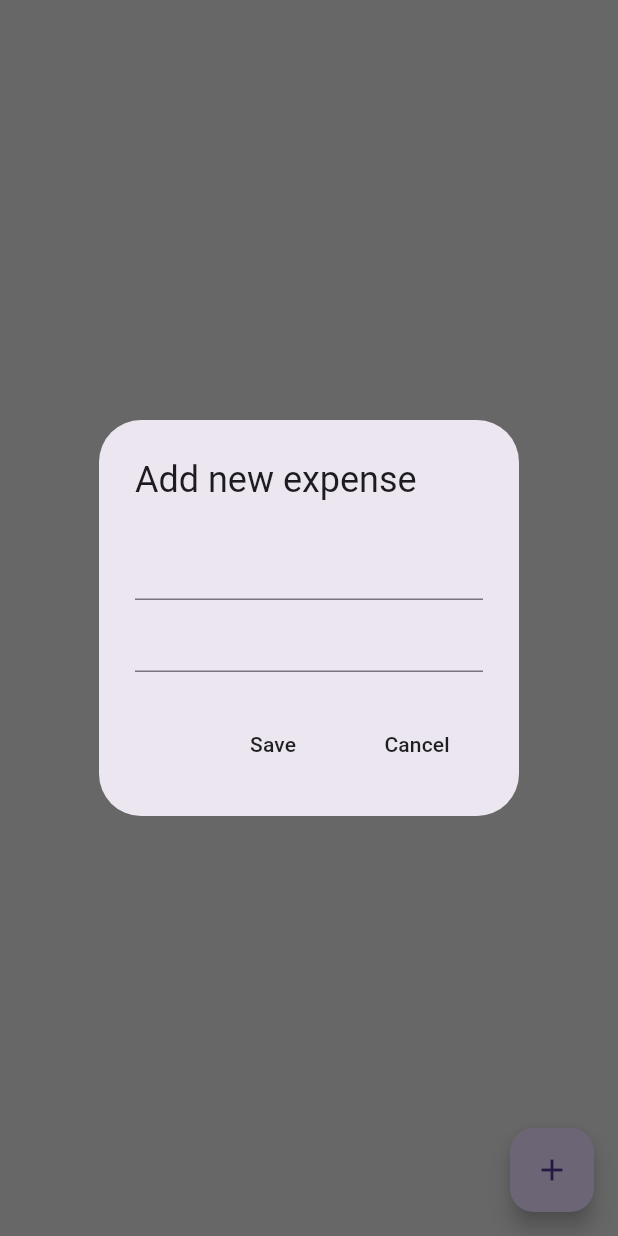
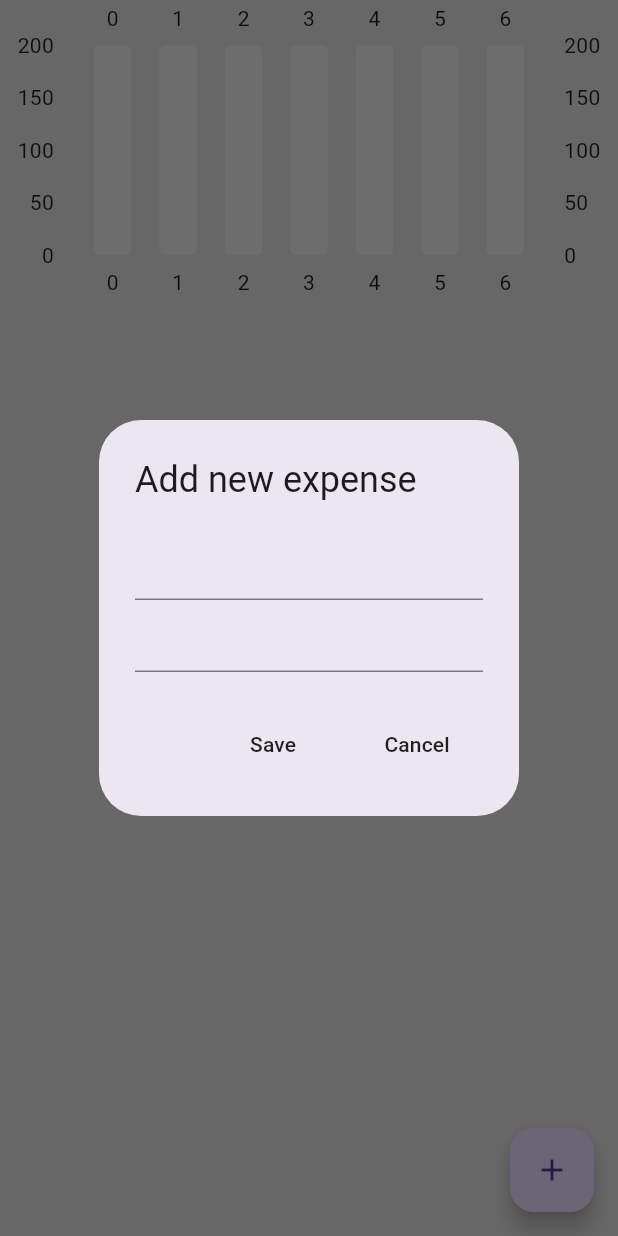
Before and after one commit to antonymwakiacha/expensetrackerflutterapp, a Flutter app: the screen it shows after launch, after a tap on the "add" icon, on a phone screen of 412 x 824 dp. Run offline on Flutter 3.47's test engine with Material 3 defaults, Android fonts, the phone set to English and light mode, and no system bars; drawn by our look-alikes of fl_chart.

Commit message:
added the bargraph functionality

```diff
--- /dev/null
+++ b/lib/bar graph/bar_data.dart
@@ -0,0 +1,49 @@
+import 'package:expensetrackerapp/bar%20graph/individual_bar.dart';
+
+class BarData {
+  final double monAmount;
+  final double tueAmount;
+  final double wedAmount;
+  final double thurAmount;
+  final double friAmount;
+  final double satAmount;
+  final double sunAmount;
+
+  BarData({
+    required this.monAmount,
+    required this.tueAmount,
+    required this.wedAmount,
+    required this.thurAmount,
+    required this.friAmount,
+    required this.satAmount,
+    required this.sunAmount,
+  });
+
+  List<IndividualBar> barData = [];
+
+  //Initialize bar data
+  void initializeBarData() {
+    barData = [
+      //sun
+      IndividualBar(x: 0, y: sunAmount),
+
+      //mon
+      IndividualBar(x: 1, y: monAmount),
+
+      //tue
+      IndividualBar(x: 2, y: tueAmount),
+
+      //wed
+      IndividualBar(x: 3, y: wedAmount),
+
+      //thurs
+      IndividualBar(x: 4, y: thurAmount),
+
+      //fri
+      IndividualBar(x: 5, y: friAmount),
+
+      //sat
+      IndividualBar(x: 6, y: satAmount),
+    ];
+  }
+}
--- /dev/null
+++ b/lib/bar graph/bar_graph.dart
@@ -0,0 +1,66 @@
+import 'package:flutter/material.dart';
+import 'package:fl_chart/fl_chart.dart';
+
+import 'bar_data.dart';
+
+class MyBarGraph extends StatelessWidget {
+  final double? maxY;
+  final double sunAmount;
+  final double monAmount;
+  final double tueAmount;
+  final double wedAmount;
+  final double thurAmount;
+  final double friAmount;
+  final double satAmount;
+
+  const MyBarGraph({
+    super.key,
+    required this.maxY,
+    required this.sunAmount,
+    required this.monAmount,
+    required this.tueAmount,
+    required this.wedAmount,
+    required this.thurAmount,
+    required this.friAmount,
+    required this.satAmount,
+  });
+
+  @override
+  Widget build(BuildContext context) {
+    // initialize the bar data
+    BarData myBarData = BarData(
+      sunAmount: sunAmount,
+      monAmount: monAmount,
+      tueAmount: tueAmount,
+      wedAmount: wedAmount,
+      thurAmount: thurAmount,
+      friAmount: friAmount,
+      satAmount: satAmount,
+    );
+    myBarData.initializeBarData();
+    return BarChart(BarChartData(
+      maxY: maxY,
+      minY: 0,
+      gridData: FlGridData(show: false),
+      borderData: FlBorderData(show: false),
+      barGroups: myBarData.barData
+          .map((data) => BarChartGroupData(
+                x: data.x,
+                barRods: [
+                  BarChartRodData(
+                    toY: data.y,
+                    color: Colors.grey[800],
+                    width: 25,
+                    borderRadius: BorderRadius.circular(4),
+                    backDrawRodData: BackgroundBarChartRodData(
+                      show: true,
+                      toY: maxY,
+                      color: Colors.grey[200],
+                    ),
+                  ),
+                ],
+              ))
+          .toList(),
+    ));
+  }
+}
--- /dev/null
+++ b/lib/bar graph/individual_bar.dart
@@ -0,0 +1,6 @@
+class IndividualBar {
+  final int x;
+  final double y;
+
+  IndividualBar({required this.x, required this.y});
+}
--- /dev/null
+++ b/lib/components/expense_summary.dart
@@ -0,0 +1,44 @@
+import 'package:expensetrackerapp/bar%20graph/bar_graph.dart';
+import 'package:expensetrackerapp/data/expense_data.dart';
+import 'package:expensetrackerapp/datetime/date_time_helper.dart';
+import 'package:expensetrackerapp/main.dart';
+import 'package:flutter/material.dart';
+import 'package:provider/provider.dart';
+
+class ExpenseSummary extends StatelessWidget {
+  final DateTime startOfWeek;
+  const ExpenseSummary({
+    super.key,
+    required this.startOfWeek,
+  });
+
+  @override
+  Widget build(BuildContext context) {
+    //get yyyymmdd for each day of this week
+    String sunday = convertDateTimeToString(startOfWeek.add(const Duration(days: 0)));
+    String monday = convertDateTimeToString(startOfWeek.add(const Duration(days: 1)));
+    String tuesday = convertDateTimeToString(startOfWeek.add(const Duration(days: 2)));
+    String wednesday = convertDateTimeToString(startOfWeek.add(const Duration(days:3)));
+    String thursday = convertDateTimeToString(startOfWeek.add(const Duration(days: 4)));
+    String friday = convertDateTimeToString(startOfWeek.add(const Duration(days: 5)));
+    String saturday = convertDateTimeToString(startOfWeek.add(const Duration(days: 6)));
+
+
+
+    return Consumer<ExpenseData>(
+      builder: (context, value, child) => SizedBox(
+        height: 200,
+        child: MyBarGraph(
+          maxY: 200,
+          sunAmount: value.calculateDailyExpenseSummary() [sunday] ?? 0,
+          monAmount: value.calculateDailyExpenseSummary() [monday] ?? 0,
+          tueAmount: value.calculateDailyExpenseSummary() [tuesday] ?? 0,
+          wedAmount: value.calculateDailyExpenseSummary() [wednesday] ?? 0,
+          thurAmount:value.calculateDailyExpenseSummary() [thursday] ?? 0 ,
+          friAmount: value.calculateDailyExpenseSummary() [friday] ?? 0,
+          satAmount: value.calculateDailyExpenseSummary() [saturday] ?? 0,
+        ),
+      ),
+    );
+  }
+}
--- /dev/null
+++ b/lib/components/expense_tile.dart
@@ -0,0 +1,21 @@
+import 'package:flutter/material.dart';
+
+class ExpenseTile extends StatelessWidget {
+  final String name;
+  final String amount;
+  final DateTime dateTime;
+  const ExpenseTile(
+      {super.key,
+      required this.name,
+      required this.amount,
+      required this.dateTime});
+
+  @override
+  Widget build(BuildContext context) {
+    return ListTile(
+      title: Text(name),
+      subtitle: Text('${dateTime.day}/${dateTime.month}/${dateTime.year}'),
+      trailing: Text('Kshs ' + amount),
+    );
+  }
+}
--- a/lib/main.dart
+++ b/lib/main.dart
@@ -15,6 +15,7 @@ class MyApp extends StatelessWidget {
     return ChangeNotifierProvider(
         create: (context) => ExpenseData(),
         builder: (context, child) => const MaterialApp(
+              debugShowCheckedModeBanner: false,
               home: HomePage(),
             ));
   }
--- a/lib/pages/home_page.dart
+++ b/lib/pages/home_page.dart
@@ -1,3 +1,5 @@
+import 'package:expensetrackerapp/components/expense_summary.dart';
+import 'package:expensetrackerapp/components/expense_tile.dart';
 import 'package:expensetrackerapp/data/expense_data.dart';
 import 'package:expensetrackerapp/models/expense_item.dart';
 import 'package:flutter/material.dart';
@@ -77,14 +79,24 @@ class _HomePageState extends State<HomePage> {
             onPressed: addNewExpense,
             child: Icon(Icons.add),
           ),
-        body: ListView.builder(
+          body: ListView(
+            children: [
+              //weekly summary
+              ExpenseSummary(startOfWeek: value.startofweekDate()),
+
+              //expense list
+              ListView.builder(
+                shrinkWrap: true,
+                physics: const NeverScrollableScrollPhysics(),
                 itemCount: value.getAllExpenseList().length,
-          itemBuilder: (context, index) =>
-              ListTile(
-                title: Text(value.getAllExpenseList()[index].name)
+                itemBuilder: (context, index) => ExpenseTile(
+                  name: value.getAllExpenseList()[index].name,
+                  amount: value.getAllExpenseList()[index].amount,
+                  dateTime: value.getAllExpenseList()[index].dateTime,
                 ),
               ),
-      ),
+            ],
+          )),
     );
   }
 }
--- a/pubspec.yaml
+++ b/pubspec.yaml
@@ -10,6 +10,7 @@ dependencies:
   flutter:
     sdk: flutter
   provider:
+  fl_chart: ^0.65.0
 
 dev_dependencies:
   flutter_test:
```
Also changed, not shown: pubspec.lock, 5 other files. Lines whose indentation alone changed are shown as unchanged.
